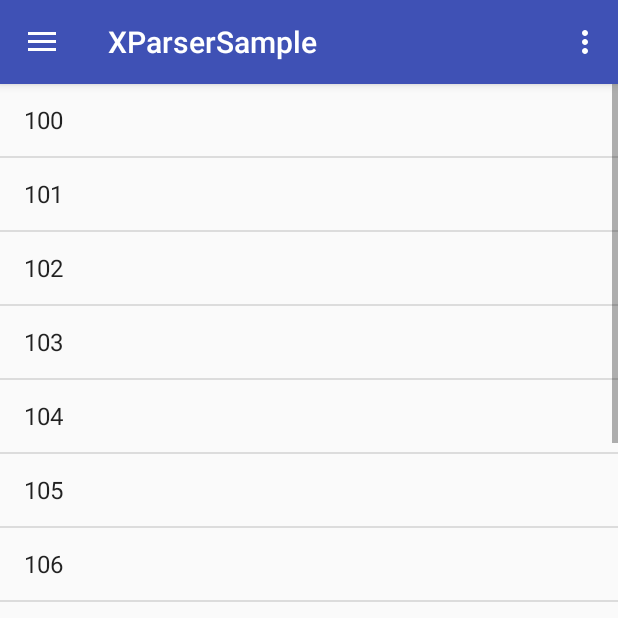
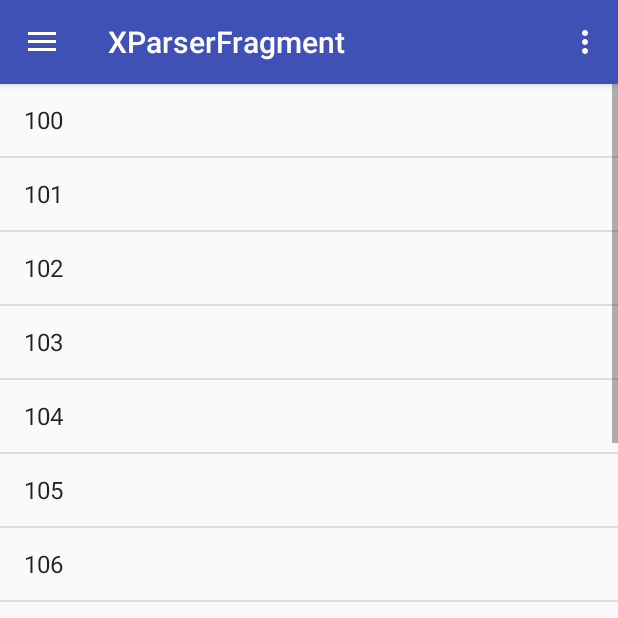
Before and after one commit to Lokiy/XParser, an Android app: the screen it shows after launch (MainActivity), in the side drawer, after a tap on "Slideshow", on a phone screen of 412 x 824 dp, the top half of it. Run offline under Robolectric (Android 15) with nearby library versions, the phone set to English and light mode, and no system bars.

Commit message:
XParser sample

```diff
--- a/app/src/main/java/luki/x/sample/MainActivity.java
+++ b/app/src/main/java/luki/x/sample/MainActivity.java
@@ -4,6 +4,8 @@ import android.os.Bundle;
 import android.support.design.widget.FloatingActionButton;
 import android.support.design.widget.NavigationView;
 import android.support.design.widget.Snackbar;
+import android.support.v4.app.Fragment;
+import android.support.v4.app.FragmentManager;
 import android.support.v4.app.FragmentTransaction;
 import android.support.v4.view.GravityCompat;
 import android.support.v4.widget.DrawerLayout;
@@ -14,16 +16,12 @@ import android.view.Menu;
 import android.view.MenuItem;
 import android.view.View;
 
-import java.lang.reflect.Type;
+import java.util.List;
 
 import luki.x.XConfig;
 import luki.x.XParser;
-import luki.x.base.IDataParser;
 
 public class MainActivity extends AppCompatActivity implements NavigationView.OnNavigationItemSelectedListener {
-
-	XListFragment xListFragment;
-	XParserFragment xParserFragment;
 
 	@Override
 	protected void onCreate(Bundle savedInstanceState) {
@@ -48,13 +46,7 @@ public class MainActivity extends AppCompatActivity implements NavigationView.On
 		NavigationView navigationView = (NavigationView) findViewById(R.id.nav_view);
 		navigationView.setNavigationItemSelectedListener(this);
 
-		XParser.INSTANCE.init(new XConfig.Builder(this).taskDataParser(new IDataParser() {
-			@Override
-			public Object from(String s, Type type) throws Exception {
-				return null;
-			}
-
-		}).build());
+		XParser.INSTANCE.init(XConfig.createDefaultConfig(this));
 	}
 
 	@Override
@@ -99,26 +91,14 @@ public class MainActivity extends AppCompatActivity implements NavigationView.On
 			// Handle the camera action
 		} else {
 			FragmentTransaction fragmentTransaction = getSupportFragmentManager().beginTransaction();
-			if (id == R.id.nav_gallery) {
-				if (xParserFragment != null) {
-					fragmentTransaction.detach(xParserFragment);
-				}
-				if (xListFragment == null) {
-					xListFragment = new XListFragment();
-					fragmentTransaction.replace(R.id.main_container, xListFragment).commit();
-				} else {
-					fragmentTransaction.attach(xListFragment).commit();
-				}
+			List<Fragment> fragments = getSupportFragmentManager().getFragments();
+			for (int i = 0, size = fragments == null ? 0 : fragments.size(); i < size; i++) {
+				fragmentTransaction.hide(fragments.get(i));
+			}
+			if (id == R.id.x_parser_adapter) {
+				addFragment(fragmentTransaction, XListFragment.class);
 			} else if (id == R.id.nav_slideshow) {
-				if (xListFragment != null) {
-					fragmentTransaction.detach(xListFragment);
-				}
-				if (xParserFragment == null) {
-					xParserFragment = new XParserFragment();
-					fragmentTransaction.replace(R.id.main_container, xParserFragment).commit();
-				} else {
-					fragmentTransaction.attach(xParserFragment).commit();
-				}
+				addFragment(fragmentTransaction, XParserFragment.class);
 			} else if (id == R.id.nav_manage) {
 
 			} else if (id == R.id.nav_share) {
@@ -126,10 +106,30 @@ public class MainActivity extends AppCompatActivity implements NavigationView.On
 			} else if (id == R.id.nav_send) {
 
 			}
+			fragmentTransaction.commit();
 		}
 
 		DrawerLayout drawer = (DrawerLayout) findViewById(R.id.drawer_layout);
 		drawer.closeDrawer(GravityCompat.START);
 		return true;
 	}
+
+	private Fragment addFragment(FragmentTransaction fragmentTransaction, Class<? extends Fragment> clazz) {
+		Fragment fragment = null;
+		List<Fragment> fragments = getSupportFragmentManager().getFragments();
+		for (int i = 0, size = fragments == null ? 0 : fragments.size(); i < size; i++) {
+			Fragment f = fragments.get(i);
+			if (f.getClass() == clazz) {
+				fragment = f;
+				break;
+			}
+		}
+		if (fragment == null) {
+			fragment = Fragment.instantiate(this, clazz.getName());
+			fragmentTransaction.add(R.id.main_container, fragment);
+		} else {
+			fragmentTransaction.show(fragment);
+		}
+		return fragment;
+	}
 }
--- a/app/src/main/java/luki/x/sample/XListFragment.java
+++ b/app/src/main/java/luki/x/sample/XListFragment.java
@@ -21,14 +21,11 @@ import android.support.v4.app.ListFragment;
 import android.view.Menu;
 import android.view.MenuInflater;
 import android.view.MenuItem;
-import android.widget.ArrayAdapter;
 
 import java.util.ArrayList;
 import java.util.List;
 
-import luki.x.inject.content.InjectAdapter;
 import luki.x.sample.adapter.SimpleListAdapter;
-import luki.x.simple.SimpleAdapter;
 
 /**
  * XListFragment
@@ -61,6 +58,7 @@ public class XListFragment extends ListFragment {
 	@Override
 	public void onCreateOptionsMenu(Menu menu, MenuInflater inflater) {
 		inflater.inflate(R.menu.x_list, menu);
+		getActivity().setTitle(getClass().getSimpleName());
 	}
 
 	@Override
--- a/app/src/main/java/luki/x/sample/XParserFragment.java
+++ b/app/src/main/java/luki/x/sample/XParserFragment.java
@@ -46,6 +46,7 @@ public class XParserFragment extends ListFragment {
 	@Override
 	public void onCreateOptionsMenu(Menu menu, MenuInflater inflater) {
 		inflater.inflate(R.menu.x_parser, menu);
+		getActivity().setTitle(getClass().getSimpleName());
 	}
 
 	@Override
--- a/app/src/main/res/layout/content_main.xml
+++ b/app/src/main/res/layout/content_main.xml
@@ -9,5 +9,4 @@
 	app:layout_behavior="@string/appbar_scrolling_view_behavior"
 	tools:context=".MainActivity"
 	tools:showIn="@layout/app_bar_main">
-
 </RelativeLayout>
--- a/app/src/main/res/menu/activity_main_drawer.xml
+++ b/app/src/main/res/menu/activity_main_drawer.xml
@@ -3,7 +3,7 @@
 
     <group android:checkableBehavior="single">
         <item android:id="@+id/nav_camara" android:icon="@android:drawable/ic_menu_camera" android:title="Import" />
-        <item android:id="@+id/nav_gallery" android:icon="@android:drawable/ic_menu_gallery" android:title="Gallery" />
+        <item android:id="@+id/x_parser_adapter" android:icon="@android:drawable/ic_menu_gallery" android:title="x_parser_adapter" />
         <item android:id="@+id/nav_slideshow" android:icon="@android:drawable/ic_menu_slideshow" android:title="Slideshow" />
         <item android:id="@+id/nav_manage" android:icon="@android:drawable/ic_menu_manage" android:title="Tools" />
     </group>
--- a/app/src/main/res/values/strings.xml
+++ b/app/src/main/res/values/strings.xml
@@ -4,5 +4,5 @@
     <string name="navigation_drawer_open">Open navigation drawer</string>
     <string name="navigation_drawer_close">Close navigation drawer</string>
 
-    <string name="action_settings">Settings</string><string name="v_this">this</string>
+    <string name="action_settings">Settings</string><string name="v_this">value:this|click:onClick</string>
 </resources>
--- a/library/build.gradle
+++ b/library/build.gradle
@@ -9,7 +9,7 @@ android {
         minSdkVersion 10
         targetSdkVersion 22
         versionCode 1
-        versionName "1.0"
+        versionName "1.1"
     }
     buildTypes {
         release {
```
Also changed, not shown: app/src/main/java/luki/x/sample/adapter/SimpleListAdapter.java (+20 -12 lines).
